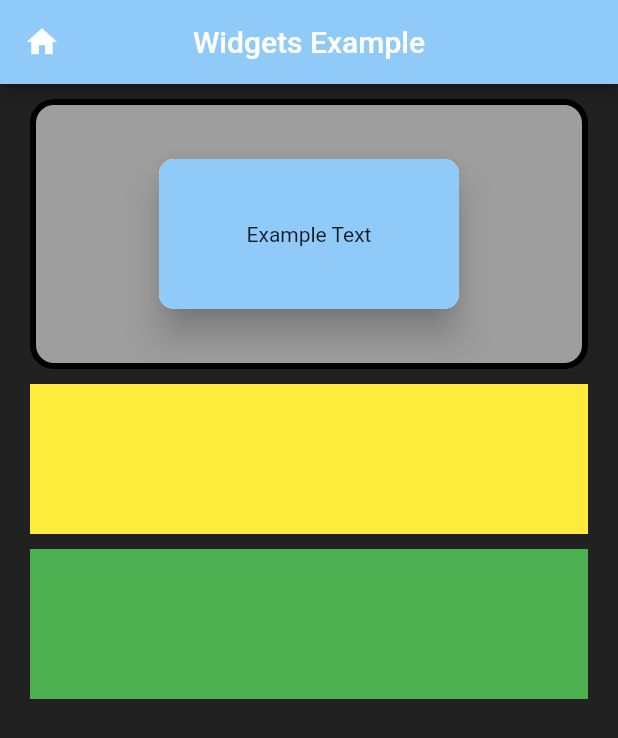
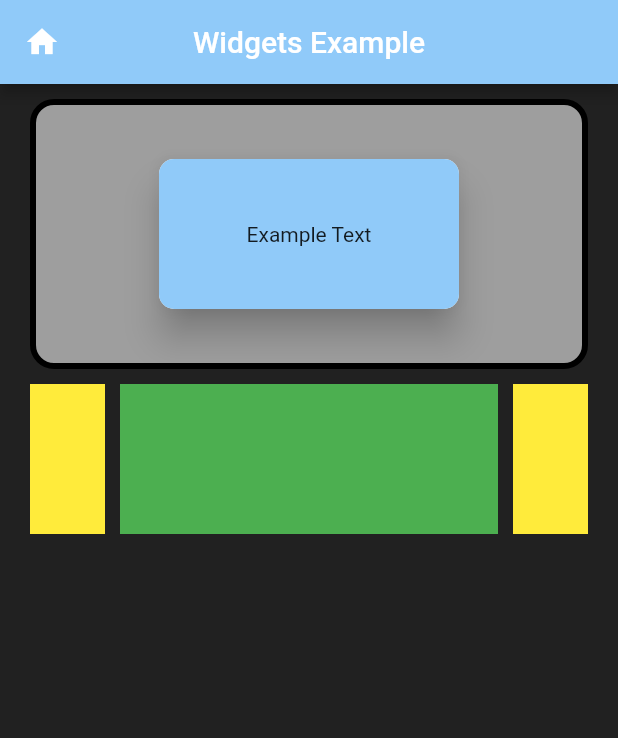
Before and after one commit to Pat992/dart-flutter-2022-clean, a Flutter app: the screen it shows after launch, on a phone screen of 412 x 824 dp. Shown: the top 738 px of the screen. Run offline on Flutter 3.47's test engine with Material 2 defaults, Android fonts, the phone set to English and light mode, and no system bars.

Commit message:
row example done

```diff
--- /dev/null
+++ b/flutter_grundlagen/lib/presentation/widgets_examples/widgets/row_expanded_example.dart
@@ -0,0 +1,19 @@
+import 'package:flutter/material.dart';
+
+class RowExpandedExample extends StatelessWidget {
+  const RowExpandedExample({Key? key}) : super(key: key);
+
+  @override
+  Widget build(BuildContext context) {
+    return Row(
+      mainAxisAlignment: MainAxisAlignment.spaceBetween,
+      children: <Widget>[
+        Container(color: Colors.yellow, width: 50, height: 100),
+        const SizedBox(width: 10),
+        Expanded(child: Container(color: Colors.green, height: 100)),
+        const SizedBox(width: 10),
+        Container(color: Colors.yellow, width: 50, height: 100),
+      ],
+    );
+  }
+}
--- a/flutter_grundlagen/lib/presentation/widgets_examples/widgets_examples_page.dart
+++ b/flutter_grundlagen/lib/presentation/widgets_examples/widgets_examples_page.dart
@@ -1,5 +1,6 @@
 import 'package:flutter/material.dart';
 import 'package:flutter_grundlagen/presentation/widgets_examples/widgets/container_text_example.dart';
+import 'package:flutter_grundlagen/presentation/widgets_examples/widgets/row_expanded_example.dart';
 
 class WidgetsExamplesPage extends StatelessWidget {
   const WidgetsExamplesPage({Key? key}) : super(key: key);
@@ -18,21 +19,10 @@ class WidgetsExamplesPage extends StatelessWidget {
         child: Padding(
           padding: const EdgeInsets.symmetric(vertical: 10, horizontal: 20),
           child: Column(
-            children: <Widget>[
-              const ContainerTextExample(),
-              const SizedBox(height: 10),
-              Container(
-                color: Colors.yellow,
-                //width: 100,
-                height: 100,
-              ),
-              const SizedBox(height: 10),
-              Container(
-                color: Colors.green,
-                //width: 100,
-                height: 100,
-              ),
-              const SizedBox(height: 10),
+            children: const <Widget>[
+              ContainerTextExample(),
+              SizedBox(height: 10),
+              RowExpandedExample()
             ],
           ),
         ),
```
